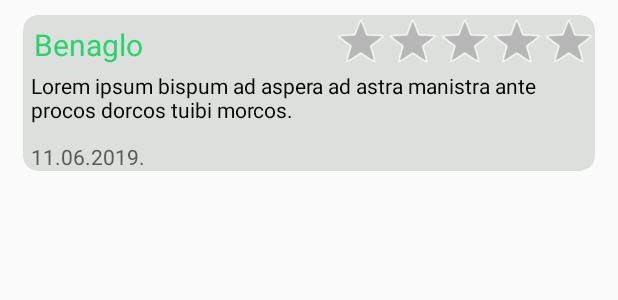
After one commit to AIR-FOI-HR/AIR1923, an Android app: the layout list_item_recenzije_profil_korisnika.xml on its own in the app's theme, with its tools: preview values and no code run, on a phone screen of 412 x 824 dp. The commit adds this screen. Shown: the top 300 px of the screen. Run offline under Robolectric (Android 15) with nearby library versions, the phone set to English and light mode, and no system bars.

Commit message:
Popravljen je dizajn za pregled upita korisnika, napravljena je kartica za prikaz svih recenzija koje je korisnik dao.

```diff
--- /dev/null
+++ b/mGradnja/app/src/main/res/layout/list_item_recenzije_profil_korisnika.xml
@@ -0,0 +1,84 @@
+<?xml version="1.0" encoding="utf-8"?>
+<androidx.cardview.widget.CardView
+    xmlns:android="http://schemas.android.com/apk/res/android"
+    xmlns:app="http://schemas.android.com/apk/res-auto"
+    xmlns:tools="http://schemas.android.com/tools"
+    android:layout_width="match_parent"
+    android:layout_height="wrap_content"
+    android:layout_marginTop="10dp"
+    android:layout_marginLeft="15dp"
+    android:layout_marginRight="15dp"
+    android:layout_marginBottom="5dp"
+    android:backgroundTint="#DCDFDC"
+    android:clickable="true"
+    android:focusable="true"
+    android:foreground="?android:selectableItemBackground"
+    app:cardCornerRadius="10dp">
+
+    <LinearLayout
+        android:layout_width="match_parent"
+        android:layout_height="wrap_content"
+        android:orientation="vertical">
+
+        <LinearLayout
+            android:layout_width="match_parent"
+            android:layout_height="wrap_content"
+            android:orientation="horizontal">
+
+            <TextView
+                android:id="@+id/txtProfilKorisnikaNazivIzvodjaca"
+                android:layout_width="0dp"
+                android:layout_height="match_parent"
+                android:layout_marginLeft="7dp"
+                android:layout_marginTop="6dp"
+                android:layout_weight="0.54"
+                android:textColor="#27D570"
+                android:textSize="20dp"
+                android:text="Benaglo"/>
+
+            <RatingBar
+                android:id="@+id/ocjenaRecenzijeProfilKorisnika"
+                style="@android:style/Widget.Holo.RatingBar.Indicator"
+                android:layout_width="wrap_content"
+                android:layout_height="wrap_content"
+                android:numStars="5"
+                android:progressTint="#27D570"
+                android:stepSize="1" />
+        </LinearLayout>
+
+        <LinearLayout
+            android:layout_width="match_parent"
+            android:layout_height="wrap_content"
+            android:orientation="horizontal">
+
+            <TextView
+                android:id="@+id/txtKomentarRecenzijeProfilKorisnika"
+                android:layout_width="wrap_content"
+                android:layout_height="wrap_content"
+                android:layout_marginStart="5dp"
+                android:layout_marginTop="2dp"
+                android:text="Lorem ipsum bispum ad aspera ad astra manistra ante procos dorcos tuibi morcos."
+                android:textColor="@android:color/black" />
+
+        </LinearLayout>
+
+        <LinearLayout
+            android:layout_width="match_parent"
+            android:layout_height="wrap_content"
+            android:orientation="vertical">
+
+            <TextView
+                android:id="@+id/txtDatumRecenzijeProfilKorisnika"
+                android:layout_width="wrap_content"
+                android:layout_height="wrap_content"
+                android:layout_marginStart="5dp"
+                android:layout_marginTop="12dp"
+                android:layout_weight="0.54"
+                android:text="11.06.2019."
+                android:textColor="#5A5858" />
+
+        </LinearLayout>
+
+    </LinearLayout>
+
+</androidx.cardview.widget.CardView>
```
Also changed, not shown: mGradnja/app/src/main/java/com/mgradnja/FragmentRecenzijeProfilKorisnika.java (+89 -5 lines), mGradnja/app/src/main/java/com/mgradnja/ItemRecenzijaProfilKorisnika.java (added, +34 -0 lines), mGradnja/app/src/main/java/com/mgradnja/RecenzijeAdapterProfilKorisnika.java (added, +66 -0 lines), mGradnja/app/src/main/res/layout/fragment_fragment_recenzije_profil_korisnika.xml (+7 -5 lines), mGradnja/app/src/main/res/layout/list_item_upiti_profil_korisnika.xml (+11 -11 lines), 99 other files.
